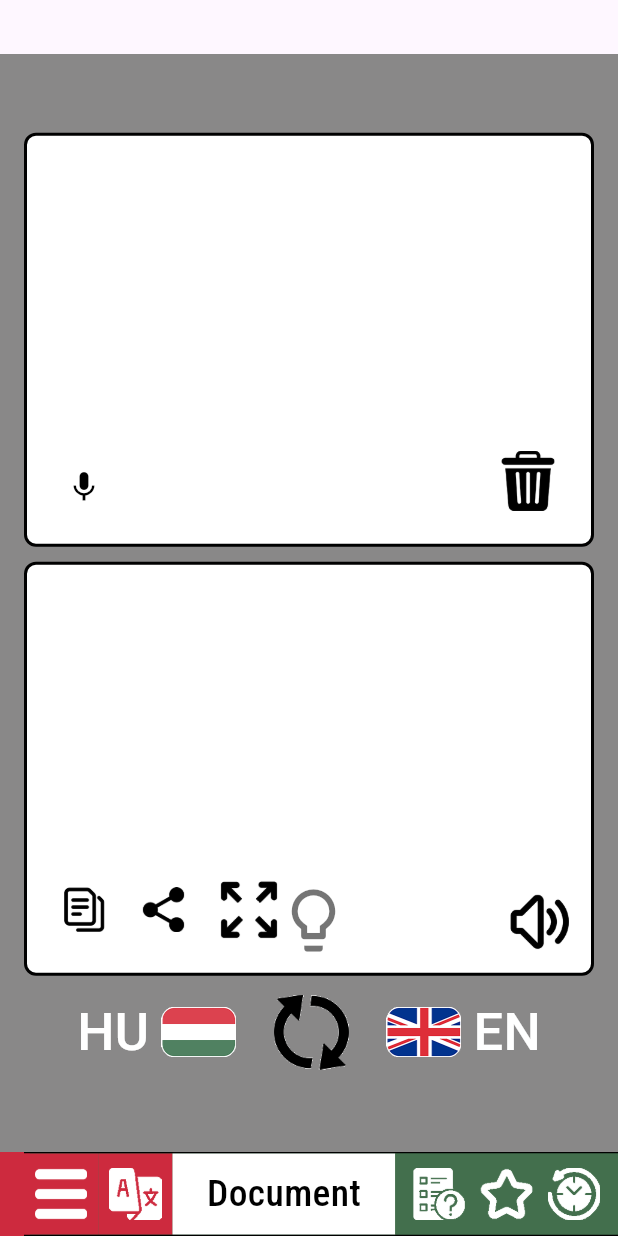
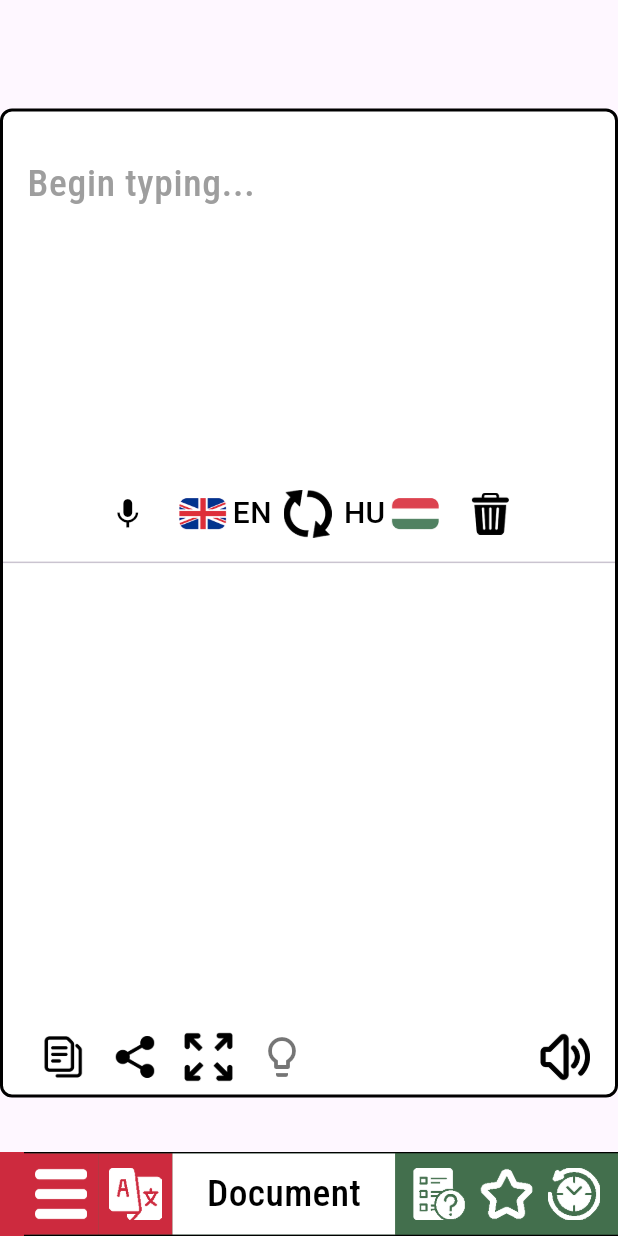
Before and after one commit to devdanny2024/forditva, a Flutter app: the screen it shows after launch, after a tap on "Conversation", on a phone screen of 412 x 824 dp. Run offline on Flutter 3.47's test engine with Material 3 defaults, Android fonts, the phone set to English and light mode, and no system bars; our stand-ins replace drift, flutter_dotenv, flutter_keyboard_visibility, flutter_slidable, flutter_tts, google_fonts and 6 more; missing offline and left inert: audio_waveforms, record; accounts and stored records are empty; generated files the repository leaves out were written again.

Commit message:
Document Conclusion

```diff
--- a/lib/document/document_translation_page.dart
+++ b/lib/document/document_translation_page.dart
@@ -1,13 +1,15 @@
-import 'dart:async'; // for Timer
+import 'dart:async';
 import 'dart:math' as math;
 
 import 'package:flutter/material.dart';
-import 'package:flutter/services.dart'; // for Clipboard & SystemChrome
+import 'package:flutter/services.dart';
+import 'package:flutter_keyboard_visibility/flutter_keyboard_visibility.dart';
 import 'package:flutter_tts/flutter_tts.dart';
-import 'package:forditva/db/database.dart'; // adjust the path if needed
+import 'package:forditva/db/database.dart';
+import 'package:forditva/utils/utils.dart';
 import 'package:google_fonts/google_fonts.dart';
 import 'package:permission_handler/permission_handler.dart';
-import 'package:share_plus/share_plus.dart'; // for Share.share()
+import 'package:share_plus/share_plus.dart';
 import 'package:speech_to_text/speech_to_text.dart' as stt;
 
 import '../services/gemini_translation_service.dart';
@@ -32,6 +34,10 @@ class DocumentPlaceholderPage extends StatefulWidget {
 
 class _DocumentPlaceholderPageState extends State<DocumentPlaceholderPage>
     with SingleTickerProviderStateMixin {
+  late final KeyboardVisibilityController _keyboardVisibilityController;
+  late StreamSubscription<bool> _keyboardSubscription;
+  bool _keyboardIsVisible = false;
+
   late final FlutterTts _flutterTts;
   late stt.SpeechToText _speech;
   bool _isListening = false;
@@ -79,6 +85,14 @@ class _DocumentPlaceholderPageState extends State<DocumentPlaceholderPage>
   @override
   void initState() {
     super.initState();
+    _keyboardVisibilityController = KeyboardVisibilityController();
+    _keyboardSubscription = _keyboardVisibilityController.onChange.listen((
+      bool visible,
+    ) {
+      setState(() {
+        _keyboardIsVisible = visible;
+      });
+    });
     _speech = stt.SpeechToText();
     _inputController.addListener(_onInputChanged);
     _db = AppDatabase(); // ← initialize the DB
@@ -119,6 +133,8 @@ class _DocumentPlaceholderPageState extends State<DocumentPlaceholderPage>
     _debounce?.cancel();
     _inputController.dispose();
     _scrollController.dispose();
+    _keyboardSubscription.cancel();
+
     super.dispose();
   }
 
@@ -440,118 +456,205 @@ class _DocumentPlaceholderPageState extends State<DocumentPlaceholderPage>
 
   @override
   Widget build(BuildContext context) {
-    const double boxW = 486;
-    const double switcherW = 350;
-    const double switcherH = 55;
-    const double flagSize = 50;
-    const double switchSize = 50;
     final media = MediaQuery.of(context);
-    final totalH = media.size.height;
-    final topBarH = media.padding.top + kToolbarHeight;
-    const bottomNavH = kBottomNavigationBarHeight;
-    final usableH = totalH - topBarH - bottomNavH;
-    final boxH = usableH / 2 - 80;
+    print('viewInsets.bottom: ${media.viewInsets.bottom}');
+    final bool keyboardIsOpen = media.viewInsets.bottom > 50;
 
-    return Container(
-      color: textGrey,
-      padding: const EdgeInsets.all(16),
-      child: Column(
-        mainAxisAlignment: MainAxisAlignment.center,
-        children: [
-          // ───── Editable Input (TOP) ─────
-          SizedBox(
-            width: boxW,
-            height: boxH,
-            child: Stack(
-              children: [
-                Container(
+    final double cardWidth = 486;
+    final double cardHeight = media.size.height * 0.8;
+    String inputText = _inputController.text;
+    String outText = _translatedText;
+
+    double inputFontSize = dynamicFontSize(inputText);
+    double outputFontSize = dynamicFontSize(outText);
+
+    return Center(
+      child: Container(
+        width: cardWidth,
+        height: cardHeight,
         decoration: BoxDecoration(
           color: Colors.white,
           border: Border.all(color: Colors.black, width: 2),
           borderRadius: BorderRadius.circular(8),
         ),
+        child: Column(
+          children: [
+            // --- Top section: always at least 500px ---
+            SizedBox(
+              height: _keyboardIsVisible ? 420 : 300,
+              child: Stack(
+                children: [
+                  // Autosizing scrollable text field
+                  Padding(
+                    padding: const EdgeInsets.fromLTRB(
+                      16,
+                      16,
+                      16,
+                      56,
+                    ), // Leave space at bottom for controls
+                    child: LayoutBuilder(
+                      builder: (context, constraints) {
+                        return ConstrainedBox(
+                          constraints: BoxConstraints(
+                            minHeight: 40, // minimum height
+                            maxHeight: 200, // maximum height for input field
                           ),
-                Positioned.fill(
-                  child: Padding(
-                    padding: const EdgeInsets.fromLTRB(16, 16, 16, 64),
+                          child: SingleChildScrollView(
+                            // This scrolls only if text overflows
                             child: TextField(
                               controller: _inputController,
                               maxLines: null,
                               style: GoogleFonts.robotoCondensed(
-                        fontSize: 25,
+                                fontSize: inputFontSize,
                                 fontWeight: FontWeight.w500,
                               ),
                               decoration: InputDecoration.collapsed(
-                        hintText: '',
+                                hintText: _placeholderForLang(_leftLang),
                                 hintStyle: GoogleFonts.robotoCondensed(
                                   fontSize: 25,
                                   color: Colors.grey,
                                 ),
                               ),
+                              textInputAction: TextInputAction.done,
+                              onEditingComplete: () {
+                                FocusScope.of(context).unfocus();
+                                setState(() {});
+                              },
                             ),
                           ),
+                        );
+                      },
                     ),
+                  ),
+                  // The controls row is pinned to the bottom
                   Positioned(
-                  bottom: 16,
-                  left: 16,
-                  child: IconButton(
+                    left: 0,
+                    right: 0,
+                    bottom: 0,
+                    child: Padding(
+                      padding: const EdgeInsets.symmetric(
+                        horizontal: 16,
+                        vertical: 8,
+                      ),
+                      child: Row(
+                        mainAxisAlignment: MainAxisAlignment.center,
+                        crossAxisAlignment: CrossAxisAlignment.center,
+                        children: [
+                          IconButton(
                             icon: Icon(
                               Icons.mic,
                               color: _isListening ? Colors.red : Colors.black,
                             ),
                             onPressed: () async {
-                      if (await Permission.microphone.request().isGranted) {
+                              if (await Permission.microphone
+                                  .request()
+                                  .isGranted) {
                                 _listen();
                               } else {
                                 ScaffoldMessenger.of(context).showSnackBar(
                                   const SnackBar(
-                            content: Text("Microphone permission denied"),
+                                    content: Text(
+                                      "Microphone permission denied",
+                                    ),
                                   ),
                                 );
                               }
                             },
                           ),
+                          const SizedBox(width: 10),
+                          GestureDetector(
+                            onTap:
+                                () => setState(
+                                  () =>
+                                      _leftLang = _next(_leftLang, _rightLang),
                                 ),
-                Positioned(
-                  bottom: 16,
-                  right: 16,
-                  child: IconButton(
-                    icon: Image.asset('assets/images/delete.png', width: 40),
+                            child: Row(
+                              children: [
+                                Image.asset(
+                                  _flagPaths[_leftLang]!,
+                                  width: 32,
+                                  height: 32,
+                                ),
+                                const SizedBox(width: 4),
+                                Text(
+                                  _langLabels[_leftLang]!,
+                                  style: GoogleFonts.roboto(
+                                    fontSize: 20,
+                                    fontWeight: FontWeight.w500,
+                                    color: Colors.black,
+                                  ),
+                                ),
+                              ],
+                            ),
+                          ),
+                          const SizedBox(width: 8),
+                          GestureDetector(
+                            onTap: _switchLanguages,
+                            child: Image.asset(
+                              'assets/images/switch.png',
+                              width: 32,
+                              height: 32,
+                            ),
+                          ),
+                          const SizedBox(width: 8),
+                          GestureDetector(
+                            onTap:
+                                () => setState(
+                                  () =>
+                                      _rightLang = _next(_rightLang, _leftLang),
+                                ),
+                            child: Row(
+                              children: [
+                                Text(
+                                  _langLabels[_rightLang]!,
+                                  style: GoogleFonts.roboto(
+                                    fontSize: 20,
+                                    fontWeight: FontWeight.w500,
+                                    color: Colors.black,
+                                  ),
+                                ),
+                                const SizedBox(width: 4),
+                                Image.asset(
+                                  _flagPaths[_rightLang]!,
+                                  width: 32,
+                                  height: 32,
+                                ),
+                              ],
+                            ),
+                          ),
+                          const SizedBox(width: 10),
+                          IconButton(
+                            icon: Image.asset(
+                              'assets/images/delete.png',
+                              width: 28,
+                            ),
                             onPressed: () {
                               setState(() {
-                        // clear both text fields
                                 _inputController.clear();
                                 _translatedText = '';
-                        // reset explanation mode if you had it on
                                 _explain = false;
-                        // if you want the scroll back to top:
                                 _scrollController.jumpTo(0);
                               });
                             },
+                          ),
+                        ],
+                      ),
                     ),
                   ),
                 ],
               ),
             ),
 
-          const SizedBox(height: 10),
-
-          // ───── Translated Output (BOTTOM) ─────
-          SizedBox(
-            width: boxW,
-            height: boxH,
-            child: Stack(
+            // --- Divider ---
+            const Divider(height: 1, thickness: 1),
+            // --- Output panel: only when keyboard is closed ---
+            if (!_keyboardIsVisible)
+              Expanded(
+                child: Padding(
+                  padding: const EdgeInsets.fromLTRB(16, 16, 16, 0),
+                  child: Column(
                     children: [
-                Container(
-                  decoration: BoxDecoration(
-                    color: Colors.white,
-                    border: Border.all(color: Colors.black, width: 2),
-                    borderRadius: BorderRadius.circular(8),
-                  ),
-                ),
-                Positioned.fill(
-                  child: Padding(
-                    padding: const EdgeInsets.fromLTRB(16, 16, 16, 64),
+                      Expanded(
                         child: SingleChildScrollView(
                           controller: _scrollController,
                           child: Text(
@@ -559,22 +662,21 @@ class _DocumentPlaceholderPageState extends State<DocumentPlaceholderPage>
                                 ? _translatingText(_rightLang)
                                 : _translatedText,
                             style: GoogleFonts.robotoCondensed(
-                          fontSize: 25,
+                              fontSize: outputFontSize,
                               fontWeight: FontWeight.w500,
-                          color: _isTranslating ? Colors.grey : Colors.black,
+                              color:
+                                  _isTranslating ? Colors.grey : Colors.black,
                             ),
                           ),
                         ),
                       ),
+                      Row(
+                        children: [
+                          IconButton(
+                            icon: Image.asset(
+                              'assets/images/copy.png',
+                              width: 28,
                             ),
-                Positioned(
-                  bottom: 16,
-                  left: 16,
-                  child: Row(
-                    children: [
-                      // Copy
-                      IconButton(
-                        icon: Image.asset('assets/images/copy.png', width: 30),
                             onPressed: () {
                               if (_translatedText.isNotEmpty) {
                                 Clipboard.setData(
@@ -588,46 +690,44 @@ class _DocumentPlaceholderPageState extends State<DocumentPlaceholderPage>
                               }
                             },
                           ),
-                      const SizedBox(width: 5),
-
-                      // Share
                           IconButton(
-                        icon: Image.asset('assets/images/share.png', width: 30),
+                            icon: Image.asset(
+                              'assets/images/share.png',
+                              width: 28,
+                            ),
                             onPressed: () {
                               if (_translatedText.isNotEmpty) {
                                 Share.share(_translatedText);
                               }
                             },
                           ),
-                      const SizedBox(width: 5),
-
                           IconButton(
-                        icon: Image.asset('assets/images/zoom.png', width: 40),
+                            icon: Image.asset(
+                              'assets/images/zoom.png',
+                              width: 34,
+                            ),
                             onPressed: () {
                               if (_translatedText.isNotEmpty) {
                                 showDialog(
                                   context: context,
                                   builder:
-                                  (_) =>
-                                      LandscapeZoomModal(text: _translatedText),
+                                      (_) => LandscapeZoomModal(
+                                        text: _translatedText,
+                                      ),
                                 );
                               }
                             },
                           ),
-                    ],
-                  ),
-                ),
-
-                Positioned(
-                  bottom: 4,
-                  left: 160, // Adjust for layout balance
-                  child: Tooltip(
-                    message: _explain ? 'Explanation ON' : 'Explanation OFF',
+                          Tooltip(
+                            message:
+                                _explain ? 'Explanation ON' : 'Explanation OFF',
                             child: IconButton(
                               icon: Icon(
-                        _explain ? Icons.lightbulb : Icons.lightbulb_outline,
+                                _explain
+                                    ? Icons.lightbulb
+                                    : Icons.lightbulb_outline,
                                 color: _explain ? Colors.amber : Colors.black54,
-                        size: 50,
+                                size: 32,
                               ),
                               onPressed:
                                   _isTranslating
@@ -638,39 +738,40 @@ class _DocumentPlaceholderPageState extends State<DocumentPlaceholderPage>
                                           _isTranslating = true;
                                           _translatedText = '';
                                         });
-
                                         final currentText =
                                             _inputController.text.trim();
                                         if (currentText.isNotEmpty) {
                                           _showLoaderBeforeModal(() async {
                                             try {
-                                      // Use Gemini for explanation
                                               return await _gemini.translate(
                                                 currentText,
-                                        _langLabels[_leftLang]!, // e.g. "EN"
-                                        _langLabels[_rightLang]!, // e.g. "DE"
+                                                _langLabels[_leftLang]!,
+                                                _langLabels[_rightLang]!,
                                                 explain: true,
                                                 level: _explanationLevel,
                                               );
                                             } catch (e) {
-                                      debugPrint('Explanation error: $e');
+                                              debugPrint(
+                                                'Explanation error: $e',
+                                              );
                                               return 'Failed to load explanation.';
                                             } finally {
                                               if (mounted)
-                                        setState(() => _isTranslating = false);
+                                                setState(
+                                                  () => _isTranslating = false,
+                                                );
                                             }
                                           });
                                         } else {
-                                  setState(() => _isTranslating = false);
+                                          setState(
+                                            () => _isTranslating = false,
+                                          );
                                         }
                                       },
                             ),
                           ),
-                ),
-                Positioned(
-                  bottom: 16,
-                  right: 16,
-                  child: GestureDetector(
+                          Spacer(),
+                          GestureDetector(
                             onTap: () async {
                               if (_translatedText.isNotEmpty) {
                                 await _speak();
@@ -678,96 +779,32 @@ class _DocumentPlaceholderPageState extends State<DocumentPlaceholderPage>
                             },
                             child:
                                 _isSpeaking
-                            // pulsing loader
                                     ? Transform.scale(
                                       scale: _pulseAnim.value,
                                       child: SizedBox(
-                                width: 40,
-                                height: 40,
+                                        width: 34,
+                                        height: 34,
                                         child: CircularProgressIndicator(
                                           strokeWidth: 2,
-                                  valueColor: AlwaysStoppedAnimation(navRed),
+                                          valueColor: AlwaysStoppedAnimation(
+                                            navRed,
+                                          ),
                                         ),
                                       ),
                                     )
-                            // normal speaker icon
                                     : Image.asset(
                                       'assets/images/play-sound.png',
-                              width: 40,
+                                      width: 34,
+                                    ),
+                          ),
+                        ],
+                      ),
+                    ],
                   ),
                 ),
               ),
           ],
         ),
-          ),
-
-          const SizedBox(height: 10),
-          // ───── Flag Switcher ─────
-          SizedBox(
-            width: switcherW,
-            height: switcherH,
-            child: Row(
-              mainAxisAlignment: MainAxisAlignment.center,
-              children: [
-                GestureDetector(
-                  onTap: () {
-                    setState(() => _rightLang = _next(_rightLang, _leftLang));
-                  },
-                  child: Row(
-                    children: [
-                      Text(
-                        _langLabels[_rightLang]!,
-                        style: GoogleFonts.roboto(
-                          fontSize: 35,
-                          fontWeight: FontWeight.w500,
-                          color: Colors.white,
-                        ),
-                      ),
-                      const SizedBox(width: 8),
-                      Image.asset(
-                        _flagPaths[_rightLang]!,
-                        width: flagSize,
-                        height: flagSize,
-                      ),
-                    ],
-                  ),
-                ),
-                const SizedBox(width: 25),
-                GestureDetector(
-                  onTap: _switchLanguages,
-                  child: Image.asset(
-                    'assets/images/switch.png',
-                    width: switchSize,
-                  ),
-                ),
-                const SizedBox(width: 25),
-                GestureDetector(
-                  onTap: () {
-                    setState(() => _leftLang = _next(_leftLang, _rightLang));
-                  },
-                  child: Row(
-                    children: [
-                      Image.asset(
-                        _flagPaths[_leftLang]!,
-                        width: flagSize,
-                        height: flagSize,
-                      ),
-                      const SizedBox(width: 8),
-                      Text(
-                        _langLabels[_leftLang]!,
-                        style: GoogleFonts.roboto(
-                          fontSize: 35,
-                          fontWeight: FontWeight.w500,
-                          color: Colors.white,
-                        ),
-                      ),
-                    ],
-                  ),
-                ),
-              ],
-            ),
-          ),
-        ],
       ),
     );
   }
--- a/lib/utils/utils.dart
+++ b/lib/utils/utils.dart
@@ -41,3 +41,21 @@ EdgeInsets dynamicOutputPadding(double fontSize) {
   double top = minPadding + (maxPadding - minPadding) * normalized;
   return EdgeInsets.fromLTRB(16, top, 16, 16);
 }
+
+double dynamicFontSize(String text) {
+  // You can choose a smarter scaling if you want
+  int len = text.length;
+  // For example, more text = smaller font
+  if (len < 20) return 37;
+  if (len > 120) return 25;
+  // interpolate between 37 and 25
+  return 37 - ((len - 20) / 100) * (37 - 25);
+}
+
+double dynamicInBottom(double fontSize) {
+  // bottom goes from 160 (for min font) to 80 (for max font)
+  double minPadding = 160;
+  double maxPadding = 80;
+  double normalized = (37 - fontSize) / (37 - 25); // 37 → 0, 25 → 1
+  return minPadding + (maxPadding - minPadding) * normalized;
+}
--- a/pubspec.yaml
+++ b/pubspec.yaml
@@ -28,6 +28,7 @@ dependencies:
   sqlite3_flutter_libs: ^0.5.18
   google_generative_ai: ^0.4.7
   flutter_dotenv: ^5.1.0
+  flutter_keyboard_visibility: ^6.0.0
   share_plus: ^10.0.1
   flutter_localizations:
     sdk: flutter
```
Also changed, not shown: pubspec.lock. Lines whose indentation alone changed are shown as unchanged.
